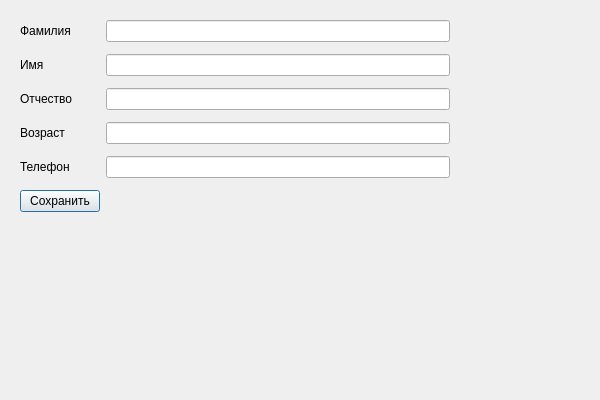
Before: the Qt Designer form PeopleBaza/dialogpersonedit.ui in piza0-0/BankRegister, drawn with Qt 5.
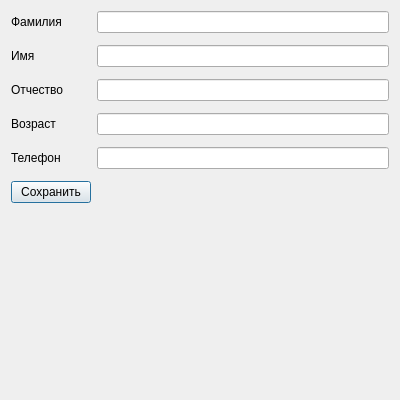
After: the same form once the commit is applied.

Diff of the .ui file:
```diff
--- a/PeopleBaza/dialogpersonedit.ui
+++ b/PeopleBaza/dialogpersonedit.ui
@@ -6,24 +6,15 @@
    <rect>
     <x>0</x>
     <y>0</y>
-    <width>600</width>
+    <width>400</width>
     <height>400</height>
    </rect>
   </property>
   <property name="windowTitle">
    <string>Dialog</string>
   </property>
-  <layout class="QHBoxLayout" name="horizontalLayout">
-   <property name="leftMargin">
-    <number>20</number>
-   </property>
-   <property name="topMargin">
-    <number>20</number>
-   </property>
-   <property name="rightMargin">
-    <number>150</number>
-   </property>
-   <item>
+  <layout class="QGridLayout" name="gridLayout">
+   <item row="0" column="0">
     <layout class="QFormLayout" name="formLayout">
      <property name="verticalSpacing">
       <number>12</number>
```
Left out of the diff: 6 changed lines with no effect on the pictures.
